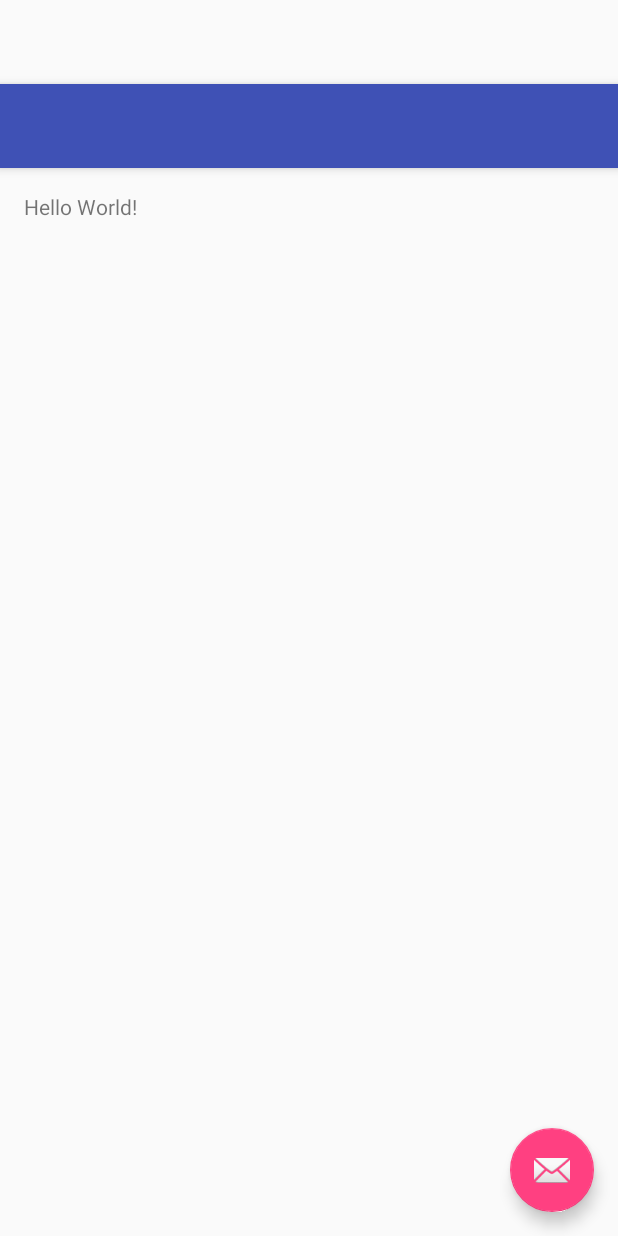
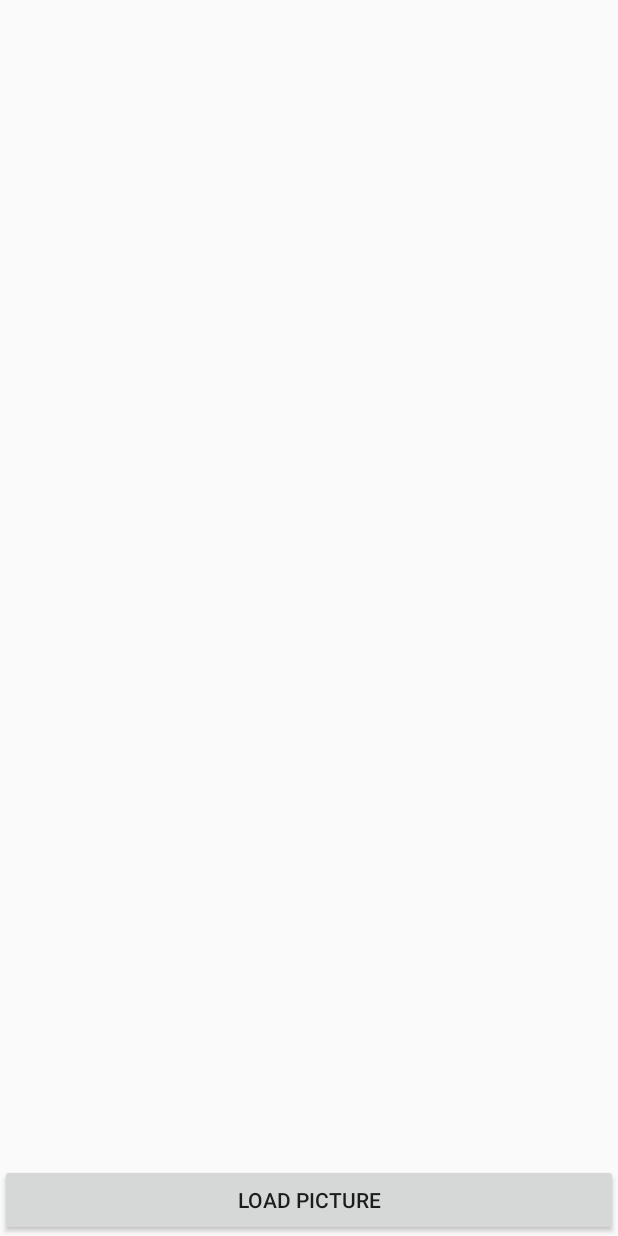
Before and after one commit to mavelyne/OpenCVTest, an Android app: the layout activity_main.xml on its own in the app's theme, with its tools: preview values and no code run, on a phone screen of 412 x 824 dp. Run offline under Robolectric (Android 15) with nearby library versions, the phone set to English and light mode, and no system bars.

Commit message:
Changed app to follow http://programmerguru.com/android-tutorial/how-to-pick-image-from-gallery/ tutorial to load an image - will process this image instead of using live camera

```diff
--- a/app/src/main/res/layout/activity_main.xml
+++ b/app/src/main/res/layout/activity_main.xml
@@ -1,34 +1,24 @@
 <?xml version="1.0" encoding="utf-8"?>
-<android.support.design.widget.CoordinatorLayout xmlns:android="http://schemas.android.com/apk/res/android"
-    xmlns:app="http://schemas.android.com/apk/res-auto"
-    xmlns:tools="http://schemas.android.com/tools"
-    android:layout_width="match_parent"
-    android:layout_height="match_parent"
-    android:fitsSystemWindows="true"
-    tools:context="com.margret.opencvtest.MainActivity">
+<LinearLayout xmlns:android="http://schemas.android.com/apk/res/android"
+    android:layout_width="fill_parent"
+    android:layout_height="fill_parent"
+    android:orientation="vertical" >
 
-    <android.support.design.widget.AppBarLayout
-        android:layout_width="match_parent"
+    <ImageView
+        android:id="@+id/imgView"
+        android:layout_width="fill_parent"
         android:layout_height="wrap_content"
-        android:theme="@style/AppTheme.AppBarOverlay">
+        android:layout_weight="1" >
+    </ImageView>
 
-        <android.support.v7.widget.Toolbar
-            android:id="@+id/toolbar"
-            android:layout_width="match_parent"
-            android:layout_height="?attr/actionBarSize"
-            android:background="?attr/colorPrimary"
-            app:popupTheme="@style/AppTheme.PopupOverlay" />
+    <Button
+        android:id="@+id/buttonLoadPicture"
+        android:layout_width="fill_parent"
+        android:layout_height="wrap_content"
+        android:layout_gravity="center"
+        android:layout_weight="0"
+        android:onClick="loadImagefromGallery"
+        android:text="Load Picture" >
+    </Button>
 
-    </android.support.design.widget.AppBarLayout>
-
-    <include layout="@layout/content_main" />
-
-    <android.support.design.widget.FloatingActionButton
-        android:id="@+id/fab"
-        android:layout_width="wrap_content"
-        android:layout_height="wrap_content"
-        android:layout_gravity="bottom|end"
-        android:layout_margin="@dimen/fab_margin"
-        android:src="@android:drawable/ic_dialog_email" />
-
-</android.support.design.widget.CoordinatorLayout>
+</LinearLayout>
--- a/app/src/main/res/layout/content_main.xml
+++ b/app/src/main/res/layout/content_main.xml
@@ -12,8 +12,5 @@
     tools:context="com.margret.opencvtest.MainActivity"
     tools:showIn="@layout/activity_main">
 
-    <TextView
-        android:layout_width="wrap_content"
-        android:layout_height="wrap_content"
-        android:text="Hello World!" />
+
 </RelativeLayout>
--- a/app/src/main/res/values/strings.xml
+++ b/app/src/main/res/values/strings.xml
@@ -1,4 +1,5 @@
 <resources>
     <string name="app_name">OpenCVTest</string>
     <string name="action_settings">Settings</string>
+    <string name="title_activity_select_image">SelectImage</string>
 </resources>
```
Also changed, not shown: app/src/main/AndroidManifest.xml (+23 -11 lines), app/src/main/java/com/margret/opencvtest/MainActivity.java (+55 -105 lines), app/src/main/res/layout/show_camera.xml (added, +14 -0 lines).
